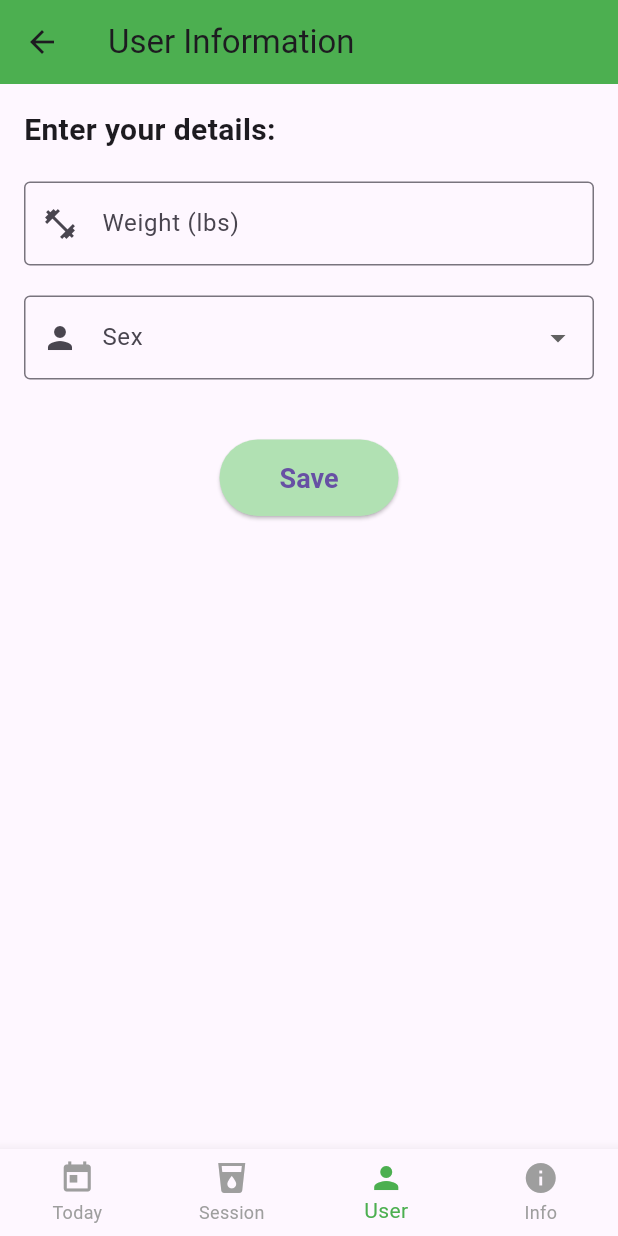
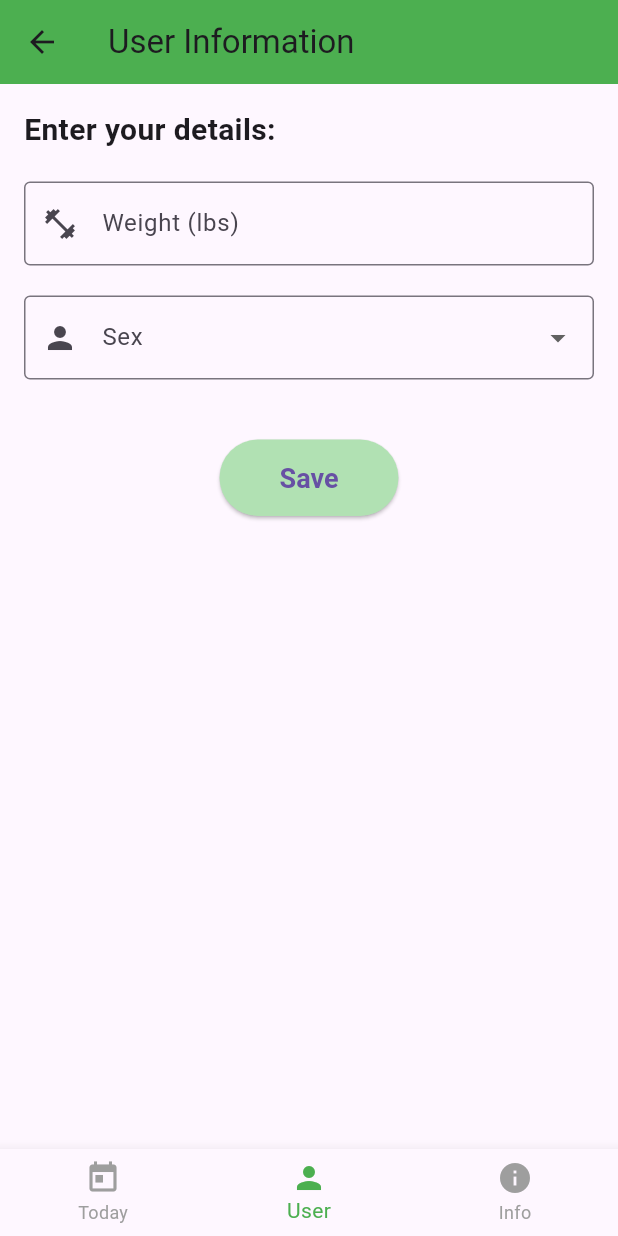
Before and after one commit to BIeedingTree/easy_track, a Flutter app: the UserInfoScreen screen opened by its route, on a phone screen of 412 x 824 dp. Run offline on Flutter 3.47's test engine with Material 3 defaults, Android fonts, the phone set to English and light mode, and no system bars; our stand-ins replace fl_chart, hive, hive_flutter; accounts and stored records are empty.

Commit message:
removed sessions

```diff
--- a/lib/screens/home_screen.dart
+++ b/lib/screens/home_screen.dart
@@ -114,13 +114,13 @@ class _HomeScreenState extends State<HomeScreen> {
             case 0:
               Navigator.pushNamed(context, '/'); // Navigate to Home Screen
               break;
+            // case 1:
+            //   Navigator.pushNamed(context, '/session'); // Navigate to Session Screen
+            //   break;
             case 1:
-              Navigator.pushNamed(context, '/session'); // Navigate to Session Screen
+              Navigator.pushNamed(context, '/user_info');// Navigate to User_Info Screen
               break;
             case 2:
-              Navigator.pushNamed(context, '/user_info');// Navigate to User_Info Screen
-              break;
-            case 3:
               Navigator.pushNamed(context, '/information'); // Navigate to Information Screen
               break;
           }
--- a/lib/screens/user_info.dart
+++ b/lib/screens/user_info.dart
@@ -130,19 +130,19 @@ class _UserInfoScreenState extends State<UserInfoScreen> {
       ),
       // Bottom Navigation Bar
       bottomNavigationBar: BottomNavBar(
-        currentIndex: 2, // Index for "User Info" tab
+        currentIndex: 1, // Index for "User Info" tab
         onTap: (index) {
           switch (index) {
             case 0:
               Navigator.pushNamed(context, '/'); // Navigate to Home Screen
               break;
+            // case 1:
+            //   Navigator.pushNamed(context, '/session'); // Navigate to Session Screen
+            //   break;
             case 1:
-              Navigator.pushNamed(context, '/session'); // Navigate to Session Screen
+              // Do nothing since this is the current page
               break;
             case 2:
-              // Do nothing since this is the current page
-              break;
-            case 3:
               Navigator.pushNamed(context, '/information'); // Navigate to Information Screen
               break;
           }
--- a/lib/widgets/bottom_nav_bar.dart
+++ b/lib/widgets/bottom_nav_bar.dart
@@ -25,7 +25,7 @@ class BottomNavBar extends StatelessWidget {
       },
       items: const [
         BottomNavigationBarItem(icon: Icon(Icons.today), label: 'Today'),
-        BottomNavigationBarItem(icon: Icon(Icons.local_drink), label: 'Session'),
+        // BottomNavigationBarItem(icon: Icon(Icons.local_drink), label: 'Session'),
         BottomNavigationBarItem(icon: Icon(Icons.person), label: 'User'),
         BottomNavigationBarItem(icon: Icon(Icons.info), label: 'Info'),
       ],
```
